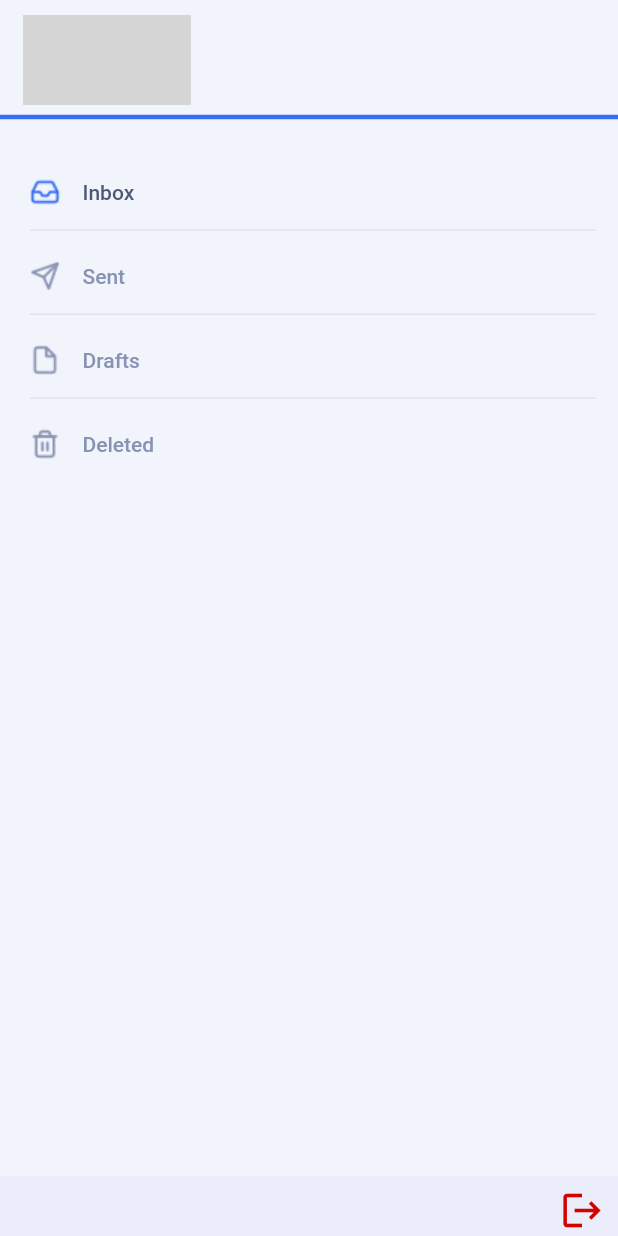
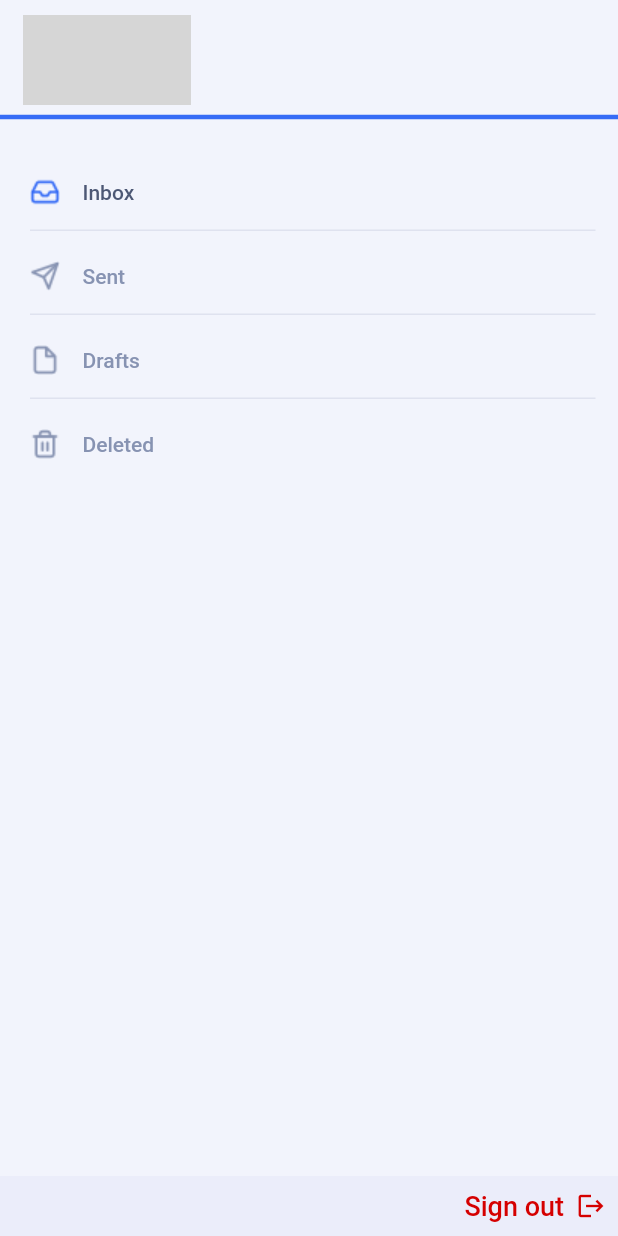
Before and after one commit to HarshitGulgulia/email, a Flutter app: the SideMenu widget shown alone on an empty page, opened directly, on a phone screen of 412 x 824 dp. Run offline on Flutter 3.47's test engine with Material 2 defaults, Android fonts, the light colour scheme and no system bars; our stand-ins replace flutter_signin_button, google_sign_in, image_picker, sqflite; missing offline and left inert: enough_mail, flutter_email_sender, mailer, webview_flutter_plus; accounts and stored records are empty; network calls fail; grey boxes are pictures that could not be loaded.

Commit message:
Added 'Sign out'

```diff
--- a/lib/components/side_menu.dart
+++ b/lib/components/side_menu.dart
@@ -1,7 +1,6 @@
 import 'package:email_client/Database/database_emails_helper.dart';
 import 'package:email_client/Database/database_user_helper.dart';
 import 'package:email_client/screens/login/login_screen.dart';
-import 'package:email_client/screens/main/components/compose_email.dart';
 import 'package:email_client/services/authapi.dart';
 import 'package:email_client/services/get_mail.dart';
 import 'package:flutter/material.dart';
@@ -37,10 +36,12 @@ class SideMenu extends StatelessWidget {
                       Expanded(
                         flex: 1,
                         child: Padding(
-                          padding: const EdgeInsets.fromLTRB(kDefaultPadding-5,10,10,0),
+                          padding: const EdgeInsets.fromLTRB(
+                              kDefaultPadding - 5, 10, 10, 0),
                           child: CircleAvatar(
                             radius: 30.0,
-                            backgroundImage: NetworkImage(GetMail.USERDETAILS.image),
+                            backgroundImage:
+                                NetworkImage(GetMail.USERDETAILS.image),
                           ),
                         ),
                       ),
@@ -60,7 +61,9 @@ class SideMenu extends StatelessWidget {
                                 ),
                               ),
                             ),
-                            SizedBox(height: kDefaultPadding-15,),
+                            SizedBox(
+                              height: kDefaultPadding - 15,
+                            ),
                             Text(
                               GetMail.USERDETAILS.email,
                               style: TextStyle(
@@ -75,7 +78,11 @@ class SideMenu extends StatelessWidget {
                       // if (!Responsive.isDesktop(context)) CloseButton(),
                     ],
                   ),
-                  Divider(color: kPrimaryColor,thickness: 3,endIndent: 0,),
+                  Divider(
+                    color: kPrimaryColor,
+                    thickness: 3,
+                    endIndent: 0,
+                  ),
                 ],
               ),
             ),
@@ -87,7 +94,8 @@ class SideMenu extends StatelessWidget {
                   children: [
                     // Menu Items
                     Padding(
-                      padding: const EdgeInsets.fromLTRB(kDefaultPadding-5, 0, kDefaultPadding-5, 0),
+                      padding: const EdgeInsets.fromLTRB(
+                          kDefaultPadding - 5, 0, kDefaultPadding - 5, 0),
                       child: SideMenuItem(
                         press: () {},
                         title: "Inbox",
@@ -97,7 +105,8 @@ class SideMenu extends StatelessWidget {
                       ),
                     ),
                     Padding(
-                      padding: const EdgeInsets.fromLTRB(kDefaultPadding-5, 0, kDefaultPadding-5, 0),
+                      padding: const EdgeInsets.fromLTRB(
+                          kDefaultPadding - 5, 0, kDefaultPadding - 5, 0),
                       child: SideMenuItem(
                         press: () {},
                         title: "Sent",
@@ -106,7 +115,8 @@ class SideMenu extends StatelessWidget {
                       ),
                     ),
                     Padding(
-                      padding: const EdgeInsets.fromLTRB(kDefaultPadding-5, 0, kDefaultPadding-5, 0),
+                      padding: const EdgeInsets.fromLTRB(
+                          kDefaultPadding - 5, 0, kDefaultPadding - 5, 0),
                       child: SideMenuItem(
                         press: () {},
                         title: "Drafts",
@@ -115,7 +125,8 @@ class SideMenu extends StatelessWidget {
                       ),
                     ),
                     Padding(
-                      padding: const EdgeInsets.fromLTRB(kDefaultPadding-5, 0, kDefaultPadding-5, 0),
+                      padding: const EdgeInsets.fromLTRB(
+                          kDefaultPadding - 5, 0, kDefaultPadding - 5, 0),
                       child: SideMenuItem(
                         press: () {},
                         title: "Deleted",
@@ -150,23 +161,52 @@ class SideMenu extends StatelessWidget {
               child: Row(
                 mainAxisAlignment: MainAxisAlignment.end,
                 children: [
-                  IconButton(
-                    icon: Icon(Icons.logout,color: Colors.redAccent[700],size: 30,),
-                    onPressed: () async{
+                  // IconButton(
+                  //   icon: Icon(Icons.logout,color: Colors.redAccent[700],size: 30,),
+                  //   onPressed: () async{
+                  //     await GoogleAuthApi.signOut();
+                  //     await DatabaseUserHelper.instance.delete();
+                  //     await DatabaseEmailsHelper.instance.delete();
+                  //     Navigator.pushReplacement(
+                  //       context,
+                  //       MaterialPageRoute(builder: (context) => LoginScreen()),
+                  //     );
+                  //   },
+                  // ),
+                  Directionality(
+                    textDirection: TextDirection.rtl,
+                    child: TextButton.icon(
+                      label: Text(
+                        'Sign out',
+                        style: TextStyle(
+                            color: Colors.redAccent[700],
+                            // fontWeight: FontWeight.bold,
+                            fontSize: 18),
+                      ),
+                      icon: Icon(
+                        Icons.logout,
+                        color: Colors.redAccent[700],
+                        size: 20,
+                      ),
+                      style: TextButton.styleFrom(
+                        backgroundColor: kBgDarkColor,
+                      ),
+                      onPressed: () async {
                         await GoogleAuthApi.signOut();
                         await DatabaseUserHelper.instance.delete();
                         await DatabaseEmailsHelper.instance.delete();
                         Navigator.pushReplacement(
                           context,
-                        MaterialPageRoute(builder: (context) => LoginScreen()),
+                          MaterialPageRoute(
+                              builder: (context) => LoginScreen()),
                         );
                       },
-    //   label: Text(
-                  //     'Sign out',
+                    ),
+                  ),
+                  // label: Text(
+                  //   'Sign out',
                   //   style: TextStyle(color: Colors.black,fontWeight: FontWeight.bold,fontSize: 20),
                   // ),
-                  ),
-
                 ],
               ),
             ),
```
Lines whose indentation alone changed are shown as unchanged.
